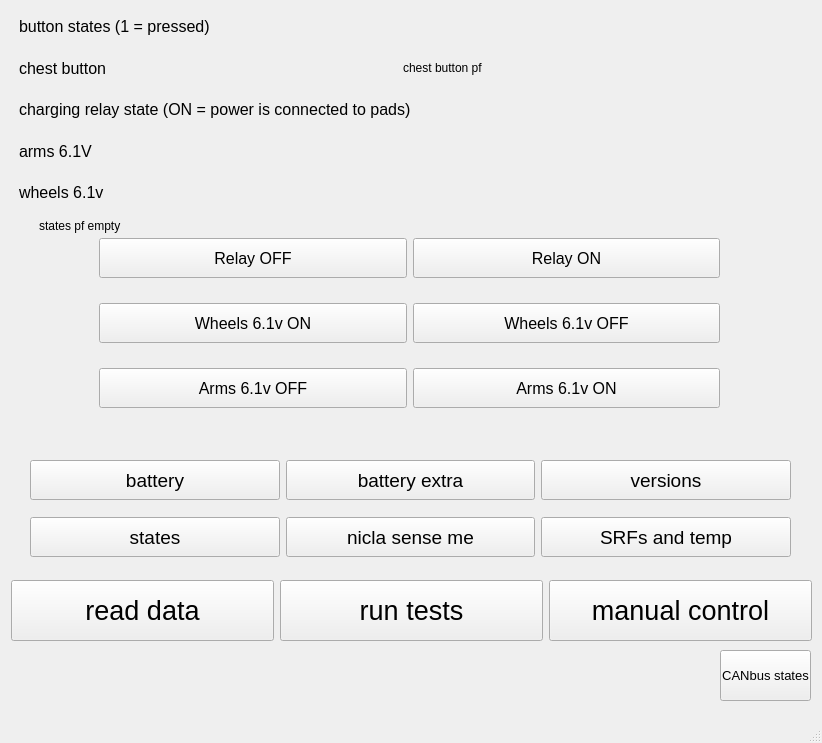
Above: pyqt_files/qt_designer_save1.ui from Unlimited-Robotics/gary_core_support before the change. Below: the same form after it.
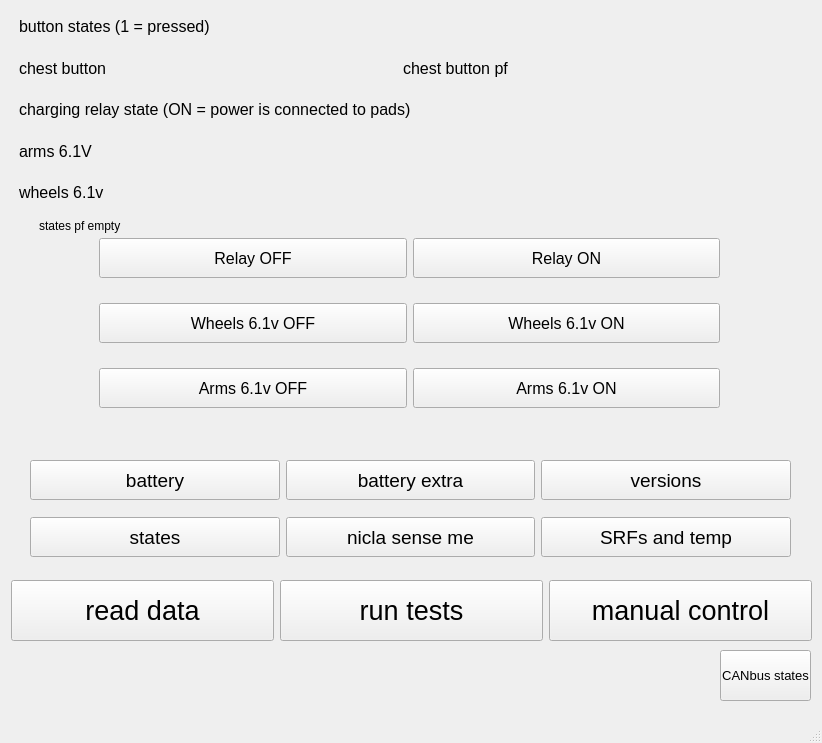
That is the form after the change. The open tabs and pages were chosen to show the change.

Patch:
```diff
--- a/pyqt_files/qt_designer_save1.ui
+++ b/pyqt_files/qt_designer_save1.ui
@@ -1263,6 +1263,11 @@
              </item>
              <item>
               <widget class="QLabel" name="states_chest_passfail">
+               <property name="font">
+                <font>
+                 <pointsize>12</pointsize>
+                </font>
+               </property>
                <property name="text">
                 <string>chest button pf</string>
                </property>
@@ -1379,24 +1384,6 @@
            </item>
            <item>
             <layout class="QHBoxLayout" name="horizontalLayout_5">
-             <item>
-              <widget class="QPushButton" name="states_wheels_61_on">
-               <property name="maximumSize">
-                <size>
-                 <width>16777215</width>
-                 <height>40</height>
-                </size>
-               </property>
-               <property name="font">
-                <font>
-                 <pointsize>12</pointsize>
-                </font>
-               </property>
-               <property name="text">
-                <string>Wheels 6.1v ON</string>
-               </property>
-              </widget>
-             </item>
              <item>
               <widget class="QPushButton" name="states_wheels_61_off">
                <property name="maximumSize">
@@ -1415,6 +1402,24 @@
                </property>
               </widget>
              </item>
+             <item>
+              <widget class="QPushButton" name="states_wheels_61_on">
+               <property name="maximumSize">
+                <size>
+                 <width>16777215</width>
+                 <height>40</height>
+                </size>
+               </property>
+               <property name="font">
+                <font>
+                 <pointsize>12</pointsize>
+                </font>
+               </property>
+               <property name="text">
+                <string>Wheels 6.1v ON</string>
+               </property>
+              </widget>
+             </item>
             </layout>
            </item>
            <item>
```
Left out of the diff: 2 changed lines with no effect on the pictures.
